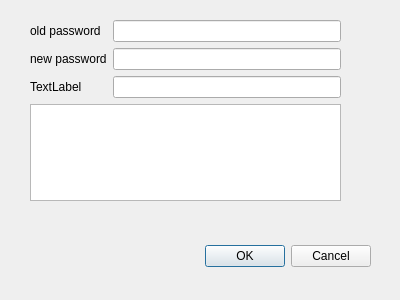
Old version of the form MainClient/gui/gamehall/jdialogchangepassword.ui in the repository kubuntu/Dlut-Game-Platform.
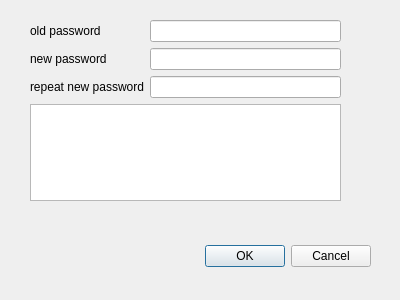
New version of the form.

The edit to the form file:
```diff
--- a/MainClient/gui/gamehall/jdialogchangepassword.ui
+++ b/MainClient/gui/gamehall/jdialogchangepassword.ui
@@ -77,7 +77,7 @@
     <item row="2" column="0">
      <widget class="QLabel" name="lab_renewpswd">
       <property name="text">
-       <string>TextLabel</string>
+       <string>repeat new password</string>
       </property>
      </widget>
     </item>
```
